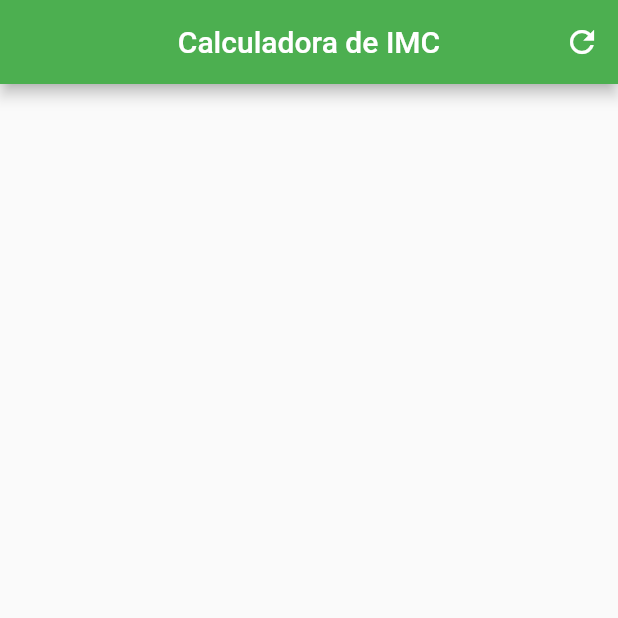
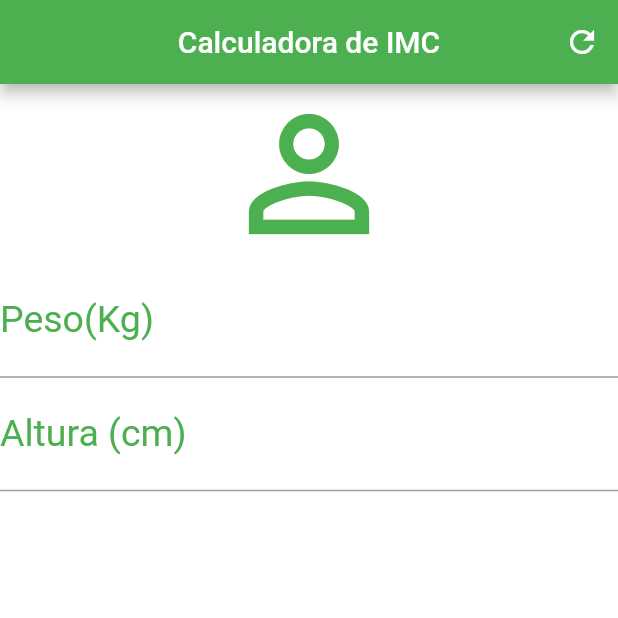
Before and after one commit to LeticiaCordeiro/AppFlutter2_Ca-lculoIMC, a Flutter app: the screen it shows after launch, on a phone screen of 412 x 824 dp, the top half of it. Run offline on Flutter 3.47's test engine with Material 2 defaults, Android fonts, the phone set to English and light mode, and no system bars.

Commit message:
44. TextField e Decoration

```diff
--- a/lib/main.dart
+++ b/lib/main.dart
@@ -27,6 +27,34 @@ class _HomeState extends State<Home> {
           )
         ]
       ),
+      //cor de fundo da tela
+      //corpo do app
+      backgroundColor: Colors.white,
+      body: Column(
+        //alinhar para ocupar toda tela
+        crossAxisAlignment: CrossAxisAlignment.stretch,
+        children: <Widget>[
+          Icon(Icons.person_outline, size:120.0, color: Colors.green),
+          //Peso
+          TextField(keyboardType:  TextInputType.number,
+            decoration: InputDecoration(
+              labelText: "Peso(Kg)",
+              labelStyle: TextStyle(color: Colors.green)
+            ),
+            textAlign: TextAlign.center,
+            style: TextStyle(color: Colors.green, fontSize: 25.0),
+          ),
+          //Altura
+            TextField(keyboardType:  TextInputType.number,
+            decoration: InputDecoration(
+              labelText: "Altura (cm)",
+              labelStyle: TextStyle(color: Colors.green)
+            ),
+            textAlign: TextAlign.center,
+            style: TextStyle(color: Colors.green, fontSize: 25.0),
+          )
+        ],
+      ),
     );
   }
 }
```
